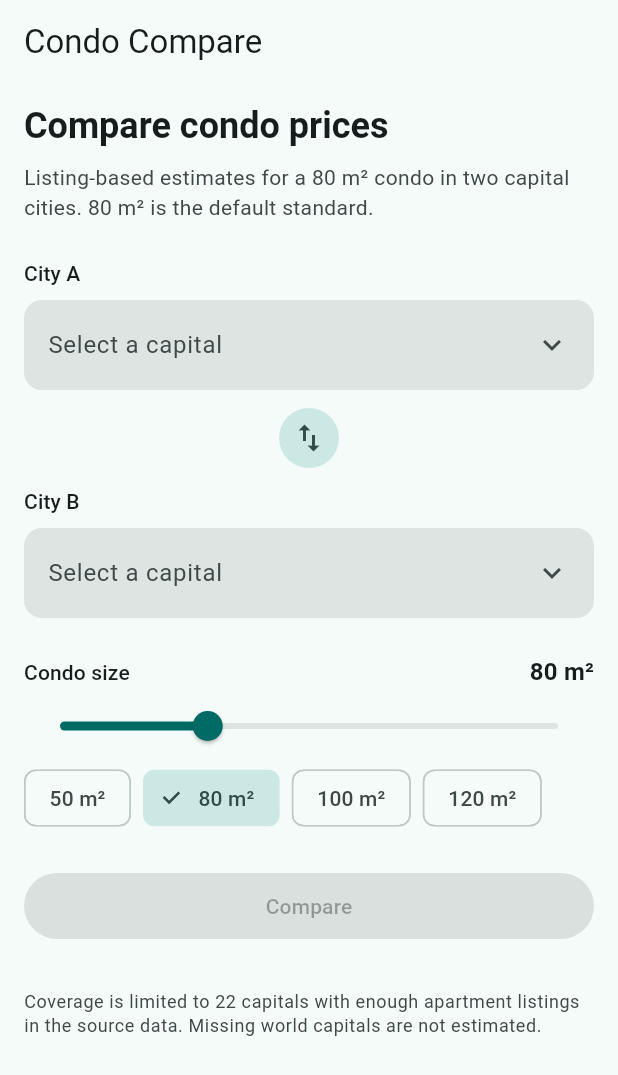
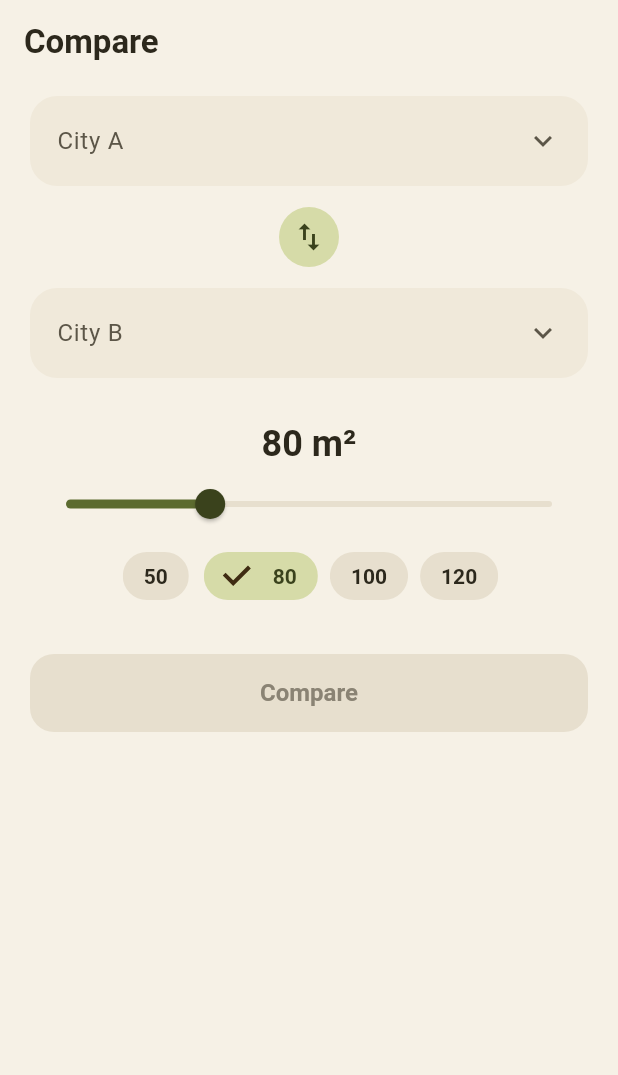
Before and after one commit to Samrwitt/condo_price, a Flutter app: the screen it shows after launch, on a phone screen of 412 x 824 dp. Shown: the top 1075 px of the screen. Run offline on Flutter 3.47's test engine with Material 3 defaults, Android fonts, the phone set to English and light mode, and no system bars.

Commit message:
ui improvement

```diff
--- a/app/lib/main.dart
+++ b/app/lib/main.dart
@@ -3,6 +3,7 @@ import 'package:flutter/material.dart';
 import 'data/capitals_repository.dart';
 import 'models/capital.dart';
 import 'screens/home_screen.dart';
+import 'theme.dart';
 
 void main() {
   runApp(const CondoCompareApp());
@@ -21,13 +22,7 @@ class CondoCompareApp extends StatelessWidget {
     return MaterialApp(
       title: 'Condo Compare',
       debugShowCheckedModeBanner: false,
-      theme: ThemeData(
-        colorScheme: ColorScheme.fromSeed(
-          seedColor: const Color(0xFF1B4D4A),
-          brightness: Brightness.light,
-        ),
-        useMaterial3: true,
-      ),
+      theme: buildAppTheme(),
       builder: (context, child) {
         final content = child ?? const SizedBox.shrink();
         return LayoutBuilder(
--- a/app/lib/screens/home_screen.dart
+++ b/app/lib/screens/home_screen.dart
@@ -1,6 +1,5 @@
 import 'package:flutter/material.dart';
 
-import '../format.dart';
 import '../models/capital.dart';
 import '../widgets/size_control.dart';
 import 'city_picker_screen.dart';
@@ -33,7 +32,7 @@ class _HomeScreenState extends State<HomeScreen> {
         reverseTransitionDuration: Duration.zero,
         pageBuilder: (_, _, _) => CityPickerScreen(
           cities: widget.catalog.cities,
-          title: isA ? 'Choose city A' : 'Choose city B',
+          title: isA ? 'City A' : 'City B',
           selectedId: isA ? _cityA?.id : _cityB?.id,
         ),
       ),
@@ -75,79 +74,56 @@ class _HomeScreenState extends State<HomeScreen> {
   Widget build(BuildContext context) {
     final colors = Theme.of(context).colorScheme;
     return Scaffold(
-      appBar: AppBar(title: const Text('Condo Compare')),
+      appBar: AppBar(title: const Text('Compare')),
       body: ListView(
-        padding: const EdgeInsets.fromLTRB(16, 12, 16, 32),
+        padding: const EdgeInsets.fromLTRB(20, 8, 20, 32),
         children: [
-          Text(
-            'Compare condo prices',
-            style: Theme.of(context).textTheme.headlineSmall?.copyWith(
-              fontWeight: FontWeight.w700,
-            ),
-          ),
-          const SizedBox(height: 8),
-          Text(
-            'Listing-based estimates for a ${formatM2(_sizeM2)} condo in two capital cities. '
-            '${formatM2(widget.catalog.standardM2.round())} is the default standard.',
-            style: Theme.of(context).textTheme.bodyMedium?.copyWith(
-              color: colors.onSurfaceVariant,
-            ),
-          ),
-          const SizedBox(height: 24),
           _CityField(
             fieldKey: const ValueKey('city-a'),
-            label: 'City A',
             city: _cityA,
+            placeholder: 'City A',
             onTap: () => _pickCity(isA: true),
           ),
-          const SizedBox(height: 8),
-          Align(
-            alignment: Alignment.center,
+          const SizedBox(height: 10),
+          Center(
             child: IconButton.filledTonal(
               onPressed: _swap,
               tooltip: 'Swap cities',
+              style: IconButton.styleFrom(
+                backgroundColor: colors.primaryContainer,
+                foregroundColor: colors.onPrimaryContainer,
+              ),
               icon: const Icon(Icons.swap_vert),
             ),
           ),
-          const SizedBox(height: 8),
+          const SizedBox(height: 10),
           _CityField(
             fieldKey: const ValueKey('city-b'),
-            label: 'City B',
             city: _cityB,
+            placeholder: 'City B',
             onTap: () => _pickCity(isA: false),
           ),
-          const SizedBox(height: 24),
+          const SizedBox(height: 28),
           SizeControl(
             sizeM2: _sizeM2,
             defaultSize: widget.catalog.standardM2.round(),
             onChanged: (value) => setState(() => _sizeM2 = value),
           ),
-          const SizedBox(height: 24),
+          const SizedBox(height: 28),
           FilledButton(
             onPressed: _canCompare ? _compare : null,
-            child: const Padding(
-              padding: EdgeInsets.symmetric(vertical: 12),
-              child: Text('Compare'),
-            ),
+            child: const Text('Compare'),
           ),
           if (_cityA != null && _cityB != null && _cityA!.id == _cityB!.id) ...[
             const SizedBox(height: 12),
             Text(
-              'Choose two different capitals to compare.',
+              'Pick two different cities',
+              textAlign: TextAlign.center,
               style: Theme.of(context).textTheme.bodyMedium?.copyWith(
                 color: colors.error,
               ),
             ),
           ],
-          const SizedBox(height: 32),
-          Text(
-            'Coverage is limited to ${widget.catalog.cities.length} capitals '
-            'with enough apartment listings in the source data. '
-            'Missing world capitals are not estimated.',
-            style: Theme.of(context).textTheme.bodySmall?.copyWith(
-              color: colors.onSurfaceVariant,
-            ),
-          ),
         ],
       ),
     );
@@ -157,43 +133,53 @@ class _HomeScreenState extends State<HomeScreen> {
 class _CityField extends StatelessWidget {
   const _CityField({
     required this.fieldKey,
-    required this.label,
     required this.city,
+    required this.placeholder,
     required this.onTap,
   });
 
   final Key fieldKey;
-  final String label;
   final Capital? city;
+  final String placeholder;
   final VoidCallback onTap;
 
   @override
   Widget build(BuildContext context) {
     final colors = Theme.of(context).colorScheme;
-    return Column(
-      crossAxisAlignment: CrossAxisAlignment.start,
-      children: [
-        Text(label, style: Theme.of(context).textTheme.labelLarge),
-        const SizedBox(height: 8),
-        Material(
-          color: colors.surfaceContainerHighest,
-          borderRadius: BorderRadius.circular(12),
+    return Material(
+      color: colors.surfaceContainerLow,
+      borderRadius: BorderRadius.circular(18),
       child: InkWell(
         key: fieldKey,
         onTap: onTap,
-            borderRadius: BorderRadius.circular(12),
+        borderRadius: BorderRadius.circular(18),
         child: Padding(
-              padding: const EdgeInsets.symmetric(horizontal: 16, vertical: 18),
+          padding: const EdgeInsets.symmetric(horizontal: 18, vertical: 18),
           child: Row(
             children: [
               Expanded(
-                    child: Text(
-                      city?.label ?? 'Select a capital',
+                child: city == null
+                    ? Text(
+                        placeholder,
                         style: Theme.of(context).textTheme.bodyLarge?.copyWith(
-                        color: city == null
-                            ? colors.onSurfaceVariant
-                            : colors.onSurface,
+                          color: colors.onSurfaceVariant,
                         ),
+                      )
+                    : Column(
+                        crossAxisAlignment: CrossAxisAlignment.start,
+                        children: [
+                          Text(
+                            city!.city,
+                            style: Theme.of(context).textTheme.titleMedium
+                                ?.copyWith(fontWeight: FontWeight.w700),
+                          ),
+                          const SizedBox(height: 2),
+                          Text(
+                            city!.country,
+                            style: Theme.of(context).textTheme.bodySmall
+                                ?.copyWith(color: colors.onSurfaceVariant),
+                          ),
+                        ],
                       ),
               ),
               Icon(Icons.expand_more, color: colors.onSurfaceVariant),
@@ -201,8 +187,6 @@ class _CityField extends StatelessWidget {
           ),
         ),
       ),
-        ),
-      ],
     );
   }
 }
--- /dev/null
+++ b/app/lib/theme.dart
@@ -0,0 +1,91 @@
+import 'package:flutter/material.dart';
+
+const olive = Color(0xFF5C6B2F);
+const oliveDeep = Color(0xFF3A421C);
+const oliveSoft = Color(0xFFD6DBA8);
+const cream = Color(0xFFF6F1E6);
+const sand = Color(0xFFE7DFCE);
+const ink = Color(0xFF2C281C);
+const clay = Color(0xFF8A6236);
+
+ThemeData buildAppTheme() {
+  final scheme = ColorScheme(
+    brightness: Brightness.light,
+    primary: olive,
+    onPrimary: const Color(0xFFFFF8E7),
+    primaryContainer: oliveSoft,
+    onPrimaryContainer: oliveDeep,
+    secondary: clay,
+    onSecondary: const Color(0xFFFFF8E7),
+    secondaryContainer: const Color(0xFFE8D4B0),
+    onSecondaryContainer: const Color(0xFF3F2C12),
+    tertiary: oliveDeep,
+    onTertiary: const Color(0xFFFFF8E7),
+    error: const Color(0xFF9B3D2A),
+    onError: const Color(0xFFFFF8E7),
+    surface: cream,
+    onSurface: ink,
+    onSurfaceVariant: const Color(0xFF5C5648),
+    surfaceContainerLowest: const Color(0xFFFAF6EE),
+    surfaceContainerLow: const Color(0xFFF0E9DA),
+    surfaceContainer: sand,
+    surfaceContainerHigh: const Color(0xFFDDD4C2),
+    surfaceContainerHighest: sand,
+    outline: const Color(0xFFC4BBA8),
+    outlineVariant: const Color(0xFFD8CFBE),
+  );
+
+  return ThemeData(
+    colorScheme: scheme,
+    useMaterial3: true,
+    scaffoldBackgroundColor: cream,
+    appBarTheme: const AppBarTheme(
+      backgroundColor: cream,
+      foregroundColor: ink,
+      elevation: 0,
+      scrolledUnderElevation: 0,
+      centerTitle: false,
+      titleTextStyle: TextStyle(
+        color: ink,
+        fontSize: 22,
+        fontWeight: FontWeight.w700,
+      ),
+    ),
+    cardTheme: CardThemeData(
+      color: scheme.surfaceContainerLow,
+      elevation: 0,
+      margin: EdgeInsets.zero,
+      shape: RoundedRectangleBorder(borderRadius: BorderRadius.circular(18)),
+    ),
+    filledButtonTheme: FilledButtonThemeData(
+      style: FilledButton.styleFrom(
+        backgroundColor: olive,
+        foregroundColor: const Color(0xFFFFF8E7),
+        disabledBackgroundColor: sand,
+        disabledForegroundColor: const Color(0xFF8A8374),
+        elevation: 0,
+        minimumSize: const Size.fromHeight(52),
+        shape: RoundedRectangleBorder(borderRadius: BorderRadius.circular(16)),
+        textStyle: const TextStyle(fontSize: 16, fontWeight: FontWeight.w700),
+      ),
+    ),
+    sliderTheme: SliderThemeData(
+      activeTrackColor: olive,
+      inactiveTrackColor: sand,
+      thumbColor: oliveDeep,
+      overlayColor: olive.withValues(alpha: 0.12),
+      trackHeight: 4,
+    ),
+    chipTheme: ChipThemeData(
+      selectedColor: oliveSoft,
+      backgroundColor: sand,
+      disabledColor: sand,
+      labelStyle: const TextStyle(color: ink, fontWeight: FontWeight.w600),
+      secondaryLabelStyle: const TextStyle(color: oliveDeep),
+      side: BorderSide.none,
+      shape: RoundedRectangleBorder(borderRadius: BorderRadius.circular(20)),
+      padding: const EdgeInsets.symmetric(horizontal: 6),
+    ),
+    dividerColor: scheme.outlineVariant,
+  );
+}
--- a/app/lib/widgets/size_control.dart
+++ b/app/lib/widgets/size_control.dart
@@ -24,22 +24,23 @@ class SizeControl extends StatelessWidget {
   Widget build(BuildContext context) {
     final colors = Theme.of(context).colorScheme;
     return Column(
-      crossAxisAlignment: CrossAxisAlignment.start,
       children: [
         Row(
+          mainAxisAlignment: MainAxisAlignment.center,
           children: [
-            Expanded(
-              child: Text(
-                'Condo size',
-                style: Theme.of(context).textTheme.labelLarge,
-              ),
-            ),
             Text(
               formatM2(sizeM2),
-              style: Theme.of(context).textTheme.titleMedium?.copyWith(
+              style: Theme.of(context).textTheme.headlineSmall?.copyWith(
                 fontWeight: FontWeight.w700,
               ),
             ),
+            if (sizeM2 != defaultSize)
+              IconButton(
+                key: const ValueKey('size-reset'),
+                tooltip: formatM2(defaultSize),
+                onPressed: () => onChanged(defaultSize),
+                icon: Icon(Icons.restart_alt, color: colors.primary),
+              ),
           ],
         ),
         Slider(
@@ -53,21 +54,14 @@ class SizeControl extends StatelessWidget {
         ),
         Wrap(
           spacing: 8,
-          runSpacing: 8,
+          alignment: WrapAlignment.center,
           children: [
             for (final preset in presets)
               ChoiceChip(
                 key: ValueKey('size-preset-$preset'),
-                label: Text(formatM2(preset)),
+                label: Text('$preset'),
                 selected: sizeM2 == preset,
                 onSelected: (_) => onChanged(preset),
-              ),
-            if (sizeM2 != defaultSize)
-              ActionChip(
-                key: const ValueKey('size-reset'),
-                label: Text('Reset to ${formatM2(defaultSize)}'),
-                onPressed: () => onChanged(defaultSize),
-                avatar: Icon(Icons.restart_alt, size: 18, color: colors.primary),
               ),
           ],
         ),
```
Also changed, not shown: app/lib/screens/city_picker_screen.dart (+16 -9 lines), app/lib/screens/result_screen.dart (+72 -80 lines), 2 other files. Lines whose indentation alone changed are shown as unchanged.
